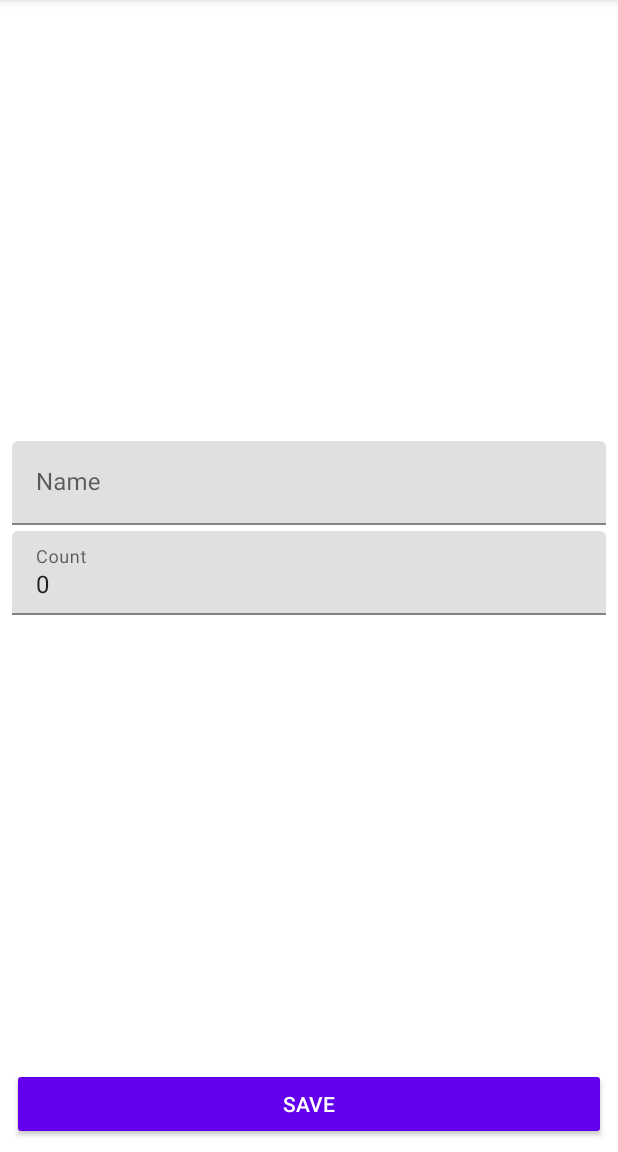
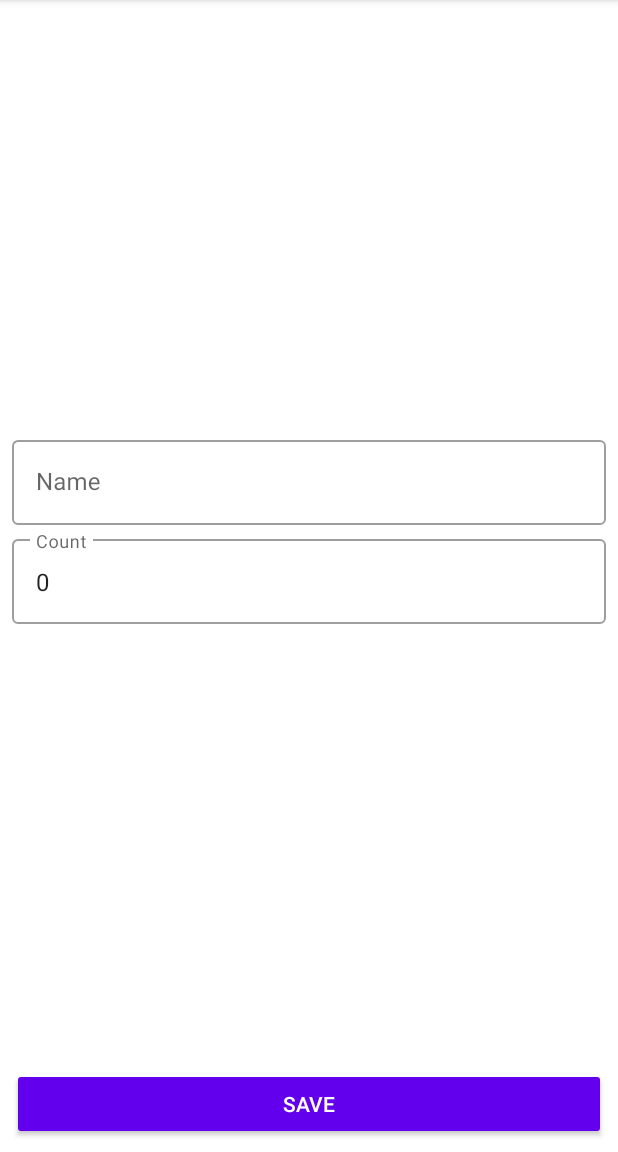
Before and after one commit to masor1/Wishlist, an Android app: the fragment ShopItemFragment placed in its activity, on a phone screen of 412 x 824 dp, the part 84-1236 px from its top. Run offline under Robolectric (Android 15) with nearby library versions, the phone set to English and light mode, and no system bars; our stand-ins replace Room's generated code, data binding; 6 statements that could not run were skipped.

Commit message:
change xml

```diff
--- a/app/src/main/java/com/masorone/wishlist/data/ShopItemRepositoryImpl.kt
+++ b/app/src/main/java/com/masorone/wishlist/data/ShopItemRepositoryImpl.kt
@@ -1,9 +1,7 @@
 package com.masorone.wishlist.data
 
 import android.app.Application
-import androidx.arch.core.util.Function
 import androidx.lifecycle.LiveData
-import androidx.lifecycle.MutableLiveData
 import androidx.lifecycle.Transformations
 import com.masorone.wishlist.domain.model.ShopItem
 import com.masorone.wishlist.domain.repository.ShopItemRepository
--- a/app/src/main/res/layout/fragment_shop_item.xml
+++ b/app/src/main/res/layout/fragment_shop_item.xml
@@ -22,6 +22,7 @@
 
         <com.google.android.material.textfield.TextInputLayout
             android:id="@+id/til_name"
+            style="@style/Widget.MaterialComponents.TextInputLayout.OutlinedBox"
             android:layout_width="match_parent"
             android:layout_height="wrap_content"
             android:layout_marginStart="8dp"
@@ -34,12 +35,13 @@
                 android:layout_width="match_parent"
                 android:layout_height="wrap_content"
                 android:hint="@string/hint_name"
-                android:text="@{viewModel.shopItem.name}"
-                android:inputType="textCapWords" />
+                android:inputType="textCapWords"
+                android:text="@{viewModel.shopItem.name}" />
         </com.google.android.material.textfield.TextInputLayout>
 
         <com.google.android.material.textfield.TextInputLayout
             android:id="@+id/til_count"
+            style="@style/Widget.MaterialComponents.TextInputLayout.OutlinedBox"
             android:layout_width="match_parent"
             android:layout_height="wrap_content"
             android:layout_marginStart="8dp"
@@ -51,8 +53,8 @@
                 android:layout_width="match_parent"
                 android:layout_height="wrap_content"
                 android:hint="@string/hint_count"
-                android:text="@{String.valueOf(viewModel.shopItem.count)}"
-                android:inputType="number" />
+                android:inputType="number"
+                android:text="@{String.valueOf(viewModel.shopItem.count)}" />
         </com.google.android.material.textfield.TextInputLayout>
 
         <Space
--- a/app/src/main/res/layout/item_shop_disabled.xml
+++ b/app/src/main/res/layout/item_shop_disabled.xml
@@ -19,6 +19,8 @@
             android:layout_width="wrap_content"
             android:layout_height="wrap_content"
             android:layout_gravity="start|center"
+            android:maxLines="1"
+            android:maxLength="25"
             android:layout_margin="12dp"
             android:gravity="center"
             android:textAppearance="@style/TextAppearance.MaterialComponents.Headline6"
```
